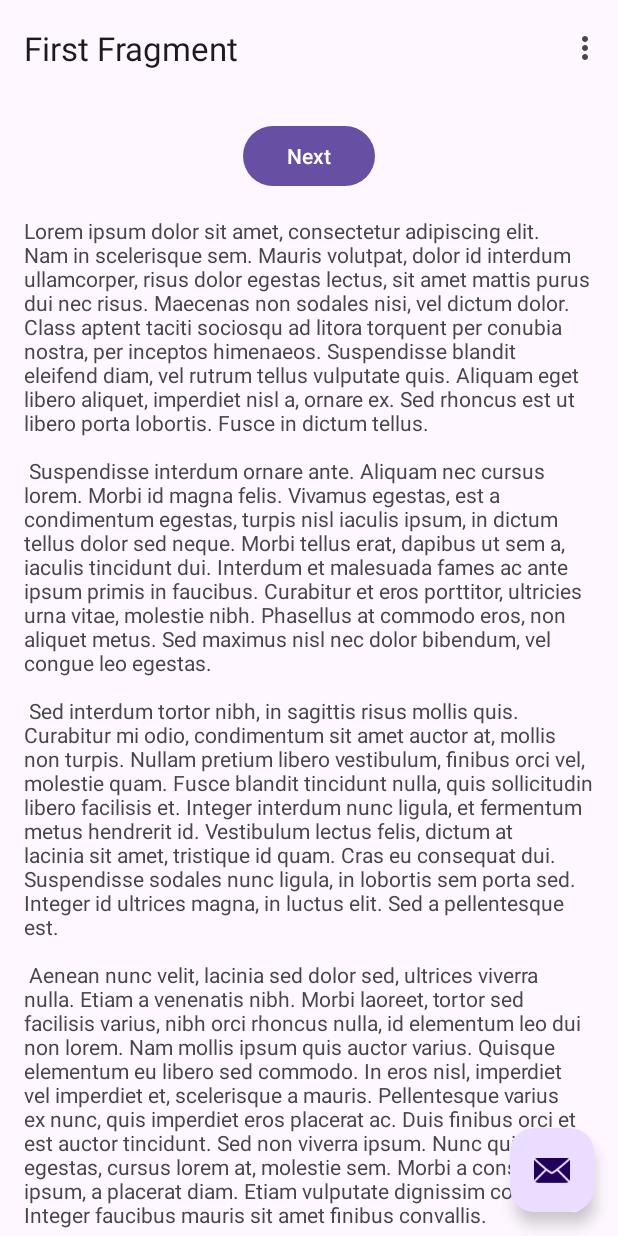
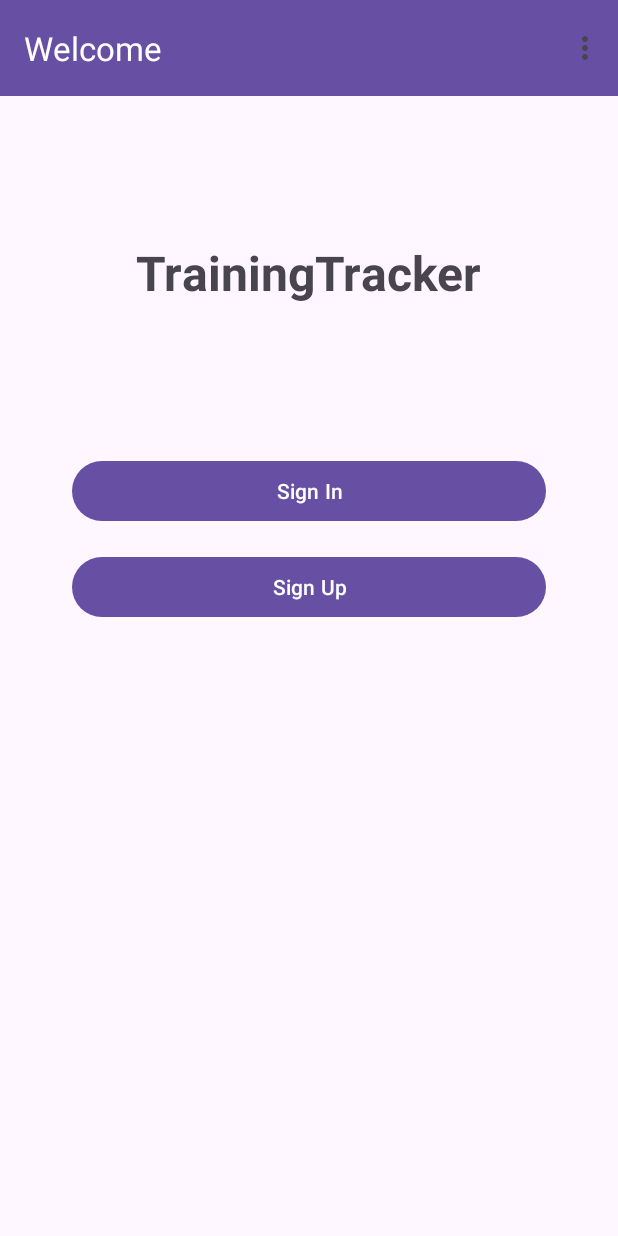
Before and after one commit to turbannn/TrainingTracker, an Android app: the screen it shows after launch (MainActivity), on a phone screen of 412 x 824 dp. Run offline under Robolectric (Android 15) with nearby library versions, the phone set to English and light mode, and no system bars; our stand-ins replace navigation-ui.

Commit message:
Design of welcome and sign up/in pages.

```diff
--- a/app/src/main/java/com/example/trainingtracker/FirstFragment.kt
+++ b/app/src/main/java/com/example/trainingtracker/SignInFragment.kt
@@ -6,14 +6,14 @@ import android.view.LayoutInflater
 import android.view.View
 import android.view.ViewGroup
 import androidx.navigation.fragment.findNavController
-import com.example.trainingtracker.databinding.FragmentFirstBinding
+import com.example.trainingtracker.databinding.FragmentSignInBinding
 
 /**
- * A simple [Fragment] subclass as the default destination in the navigation.
+ * Sign In Fragment - allows users to sign in
  */
-class FirstFragment : Fragment() {
+class SignInFragment : Fragment() {
 
-    private var _binding: FragmentFirstBinding? = null
+    private var _binding: FragmentSignInBinding? = null
 
     // This property is only valid between onCreateView and
     // onDestroyView.
@@ -24,7 +24,7 @@ class FirstFragment : Fragment() {
         savedInstanceState: Bundle?
     ): View {
 
-        _binding = FragmentFirstBinding.inflate(inflater, container, false)
+        _binding = FragmentSignInBinding.inflate(inflater, container, false)
         return binding.root
 
     }
@@ -32,8 +32,14 @@ class FirstFragment : Fragment() {
     override fun onViewCreated(view: View, savedInstanceState: Bundle?) {
         super.onViewCreated(view, savedInstanceState)
 
-        binding.buttonFirst.setOnClickListener {
-            findNavController().navigate(R.id.action_FirstFragment_to_SecondFragment)
+        // Sign In button placeholder
+        binding.buttonSignInSubmit.setOnClickListener {
+            // TODO: Implement sign in logic
+        }
+
+        // Navigate to Sign Up
+        binding.textviewSignUpLink.setOnClickListener {
+            findNavController().navigate(R.id.action_SignInFragment_to_SignUpFragment)
         }
     }
 
--- a/app/src/main/java/com/example/trainingtracker/SecondFragment.kt
+++ b/app/src/main/java/com/example/trainingtracker/WelcomeFragment.kt
@@ -6,14 +6,14 @@ import android.view.LayoutInflater
 import android.view.View
 import android.view.ViewGroup
 import androidx.navigation.fragment.findNavController
-import com.example.trainingtracker.databinding.FragmentSecondBinding
+import com.example.trainingtracker.databinding.FragmentWelcomeBinding
 
 /**
- * A simple [Fragment] subclass as the second destination in the navigation.
+ * Welcome Fragment - initial screen with Sign In and Sign Up options
  */
-class SecondFragment : Fragment() {
+class WelcomeFragment : Fragment() {
 
-    private var _binding: FragmentSecondBinding? = null
+    private var _binding: FragmentWelcomeBinding? = null
 
     // This property is only valid between onCreateView and
     // onDestroyView.
@@ -24,7 +24,7 @@ class SecondFragment : Fragment() {
         savedInstanceState: Bundle?
     ): View {
 
-        _binding = FragmentSecondBinding.inflate(inflater, container, false)
+        _binding = FragmentWelcomeBinding.inflate(inflater, container, false)
         return binding.root
 
     }
@@ -32,8 +32,12 @@ class SecondFragment : Fragment() {
     override fun onViewCreated(view: View, savedInstanceState: Bundle?) {
         super.onViewCreated(view, savedInstanceState)
 
-        binding.buttonSecond.setOnClickListener {
-            findNavController().navigate(R.id.action_SecondFragment_to_FirstFragment)
+        binding.buttonSignIn.setOnClickListener {
+            findNavController().navigate(R.id.action_WelcomeFragment_to_SignInFragment)
+        }
+
+        binding.buttonSignUp.setOnClickListener {
+            findNavController().navigate(R.id.action_WelcomeFragment_to_SignUpFragment)
         }
     }
 
--- a/app/src/main/res/layout/activity_main.xml
+++ b/app/src/main/res/layout/activity_main.xml
@@ -15,19 +15,13 @@
         <com.google.android.material.appbar.MaterialToolbar
             android:id="@+id/toolbar"
             android:layout_width="match_parent"
-            android:layout_height="?attr/actionBarSize" />
+            android:layout_height="?attr/actionBarSize"
+            android:background="?attr/colorPrimary"
+            app:titleTextColor="@color/white"
+            app:title="@string/app_name" />
 
     </com.google.android.material.appbar.AppBarLayout>
 
     <include layout="@layout/content_main" />
 
-    <com.google.android.material.floatingactionbutton.FloatingActionButton
-        android:id="@+id/fab"
-        android:layout_width="wrap_content"
-        android:layout_height="wrap_content"
-        android:layout_gravity="bottom|end"
-        android:layout_marginEnd="@dimen/fab_margin"
-        android:layout_marginBottom="16dp"
-        app:srcCompat="@android:drawable/ic_dialog_email" />
-
 </androidx.coordinatorlayout.widget.CoordinatorLayout>
--- a/app/src/main/res/layout/fragment_first.xml
+++ /dev/null
@@ -1,35 +0,0 @@
-<?xml version="1.0" encoding="utf-8"?>
-<androidx.core.widget.NestedScrollView xmlns:android="http://schemas.android.com/apk/res/android"
-    xmlns:app="http://schemas.android.com/apk/res-auto"
-    xmlns:tools="http://schemas.android.com/tools"
-    android:layout_width="match_parent"
-    android:layout_height="match_parent"
-    tools:context=".FirstFragment">
-
-    <androidx.constraintlayout.widget.ConstraintLayout
-        android:layout_width="match_parent"
-        android:layout_height="match_parent"
-        android:padding="16dp">
-
-        <Button
-            android:id="@+id/button_first"
-            android:layout_width="wrap_content"
-            android:layout_height="wrap_content"
-            android:text="@string/next"
-            app:layout_constraintBottom_toTopOf="@id/textview_first"
-            app:layout_constraintEnd_toEndOf="parent"
-            app:layout_constraintStart_toStartOf="parent"
-            app:layout_constraintTop_toTopOf="parent" />
-
-        <TextView
-            android:id="@+id/textview_first"
-            android:layout_width="wrap_content"
-            android:layout_height="wrap_content"
-            android:layout_marginTop="16dp"
-            android:text="@string/lorem_ipsum"
-            app:layout_constraintBottom_toBottomOf="parent"
-            app:layout_constraintEnd_toEndOf="parent"
-            app:layout_constraintStart_toStartOf="parent"
-            app:layout_constraintTop_toBottomOf="@id/button_first" />
-    </androidx.constraintlayout.widget.ConstraintLayout>
-</androidx.core.widget.NestedScrollView>
--- /dev/null
+++ b/app/src/main/res/layout/fragment_welcome.xml
@@ -0,0 +1,51 @@
+<?xml version="1.0" encoding="utf-8"?>
+<androidx.core.widget.NestedScrollView xmlns:android="http://schemas.android.com/apk/res/android"
+    xmlns:app="http://schemas.android.com/apk/res-auto"
+    xmlns:tools="http://schemas.android.com/tools"
+    android:layout_width="match_parent"
+    android:layout_height="match_parent"
+    tools:context=".WelcomeFragment">
+
+    <androidx.constraintlayout.widget.ConstraintLayout
+        android:layout_width="match_parent"
+        android:layout_height="match_parent"
+        android:padding="16dp">
+
+        <TextView
+            android:id="@+id/textview_app_name"
+            android:layout_width="wrap_content"
+            android:layout_height="wrap_content"
+            android:text="@string/app_name"
+            android:textSize="32sp"
+            android:textStyle="bold"
+            app:layout_constraintTop_toTopOf="parent"
+            app:layout_constraintStart_toStartOf="parent"
+            app:layout_constraintEnd_toEndOf="parent"
+            android:layout_marginTop="80dp" />
+
+        <Button
+            android:id="@+id/button_sign_in"
+            android:layout_width="0dp"
+            android:layout_height="wrap_content"
+            android:text="@string/sign_in"
+            android:layout_marginTop="100dp"
+            app:layout_constraintTop_toBottomOf="@id/textview_app_name"
+            app:layout_constraintStart_toStartOf="parent"
+            app:layout_constraintEnd_toEndOf="parent"
+            android:layout_marginStart="32dp"
+            android:layout_marginEnd="32dp" />
+
+        <Button
+            android:id="@+id/button_sign_up"
+            android:layout_width="0dp"
+            android:layout_height="wrap_content"
+            android:text="@string/sign_up"
+            android:layout_marginTop="16dp"
+            app:layout_constraintTop_toBottomOf="@id/button_sign_in"
+            app:layout_constraintStart_toStartOf="parent"
+            app:layout_constraintEnd_toEndOf="parent"
+            android:layout_marginStart="32dp"
+            android:layout_marginEnd="32dp" />
+
+    </androidx.constraintlayout.widget.ConstraintLayout>
+</androidx.core.widget.NestedScrollView>
--- a/app/src/main/res/navigation/nav_graph.xml
+++ b/app/src/main/res/navigation/nav_graph.xml
@@ -3,26 +3,41 @@
     xmlns:app="http://schemas.android.com/apk/res-auto"
     xmlns:tools="http://schemas.android.com/tools"
     android:id="@+id/nav_graph"
-    app:startDestination="@id/FirstFragment">
+    app:startDestination="@id/WelcomeFragment">
 
     <fragment
-        android:id="@+id/FirstFragment"
-        android:name="com.example.trainingtracker.FirstFragment"
-        android:label="@string/first_fragment_label"
-        tools:layout="@layout/fragment_first">
+        android:id="@+id/WelcomeFragment"
+        android:name="com.example.trainingtracker.WelcomeFragment"
+        android:label="Welcome"
+        tools:layout="@layout/fragment_welcome">
 
         <action
-            android:id="@+id/action_FirstFragment_to_SecondFragment"
-            app:destination="@id/SecondFragment" />
+            android:id="@+id/action_WelcomeFragment_to_SignInFragment"
+            app:destination="@id/SignInFragment" />
+        <action
+            android:id="@+id/action_WelcomeFragment_to_SignUpFragment"
+            app:destination="@id/SignUpFragment" />
     </fragment>
+
     <fragment
-        android:id="@+id/SecondFragment"
-        android:name="com.example.trainingtracker.SecondFragment"
-        android:label="@string/second_fragment_label"
-        tools:layout="@layout/fragment_second">
+        android:id="@+id/SignInFragment"
+        android:name="com.example.trainingtracker.SignInFragment"
+        android:label="Sign In"
+        tools:layout="@layout/fragment_sign_in">
 
         <action
-            android:id="@+id/action_SecondFragment_to_FirstFragment"
-            app:destination="@id/FirstFragment" />
+            android:id="@+id/action_SignInFragment_to_SignUpFragment"
+            app:destination="@id/SignUpFragment" />
+    </fragment>
+
+    <fragment
+        android:id="@+id/SignUpFragment"
+        android:name="com.example.trainingtracker.SignUpFragment"
+        android:label="Sign Up"
+        tools:layout="@layout/fragment_sign_up">
+
+        <action
+            android:id="@+id/action_SignUpFragment_to_SignInFragment"
+            app:destination="@id/SignInFragment" />
     </fragment>
 </navigation>
--- a/app/src/main/res/values/strings.xml
+++ b/app/src/main/res/values/strings.xml
@@ -1,46 +1,13 @@
 <resources>
     <string name="app_name">TrainingTracker</string>
     <string name="action_settings">Settings</string>
-    <!-- Strings used for fragments for navigation -->
-    <string name="first_fragment_label">First Fragment</string>
-    <string name="second_fragment_label">Second Fragment</string>
-    <string name="next">Next</string>
-    <string name="previous">Previous</string>
 
-    <string name="lorem_ipsum">
-        Lorem ipsum dolor sit amet, consectetur adipiscing elit. Nam in scelerisque sem. Mauris
-        volutpat, dolor id interdum ullamcorper, risus dolor egestas lectus, sit amet mattis purus
-        dui nec risus. Maecenas non sodales nisi, vel dictum dolor. Class aptent taciti sociosqu ad
-        litora torquent per conubia nostra, per inceptos himenaeos. Suspendisse blandit eleifend
-        diam, vel rutrum tellus vulputate quis. Aliquam eget libero aliquet, imperdiet nisl a,
-        ornare ex. Sed rhoncus est ut libero porta lobortis. Fusce in dictum tellus.\n\n
-        Suspendisse interdum ornare ante. Aliquam nec cursus lorem. Morbi id magna felis. Vivamus
-        egestas, est a condimentum egestas, turpis nisl iaculis ipsum, in dictum tellus dolor sed
-        neque. Morbi tellus erat, dapibus ut sem a, iaculis tincidunt dui. Interdum et malesuada
-        fames ac ante ipsum primis in faucibus. Curabitur et eros porttitor, ultricies urna vitae,
-        molestie nibh. Phasellus at commodo eros, non aliquet metus. Sed maximus nisl nec dolor
-        bibendum, vel congue leo egestas.\n\n
-        Sed interdum tortor nibh, in sagittis risus mollis quis. Curabitur mi odio, condimentum sit
-        amet auctor at, mollis non turpis. Nullam pretium libero vestibulum, finibus orci vel,
-        molestie quam. Fusce blandit tincidunt nulla, quis sollicitudin libero facilisis et. Integer
-        interdum nunc ligula, et fermentum metus hendrerit id. Vestibulum lectus felis, dictum at
-        lacinia sit amet, tristique id quam. Cras eu consequat dui. Suspendisse sodales nunc ligula,
-        in lobortis sem porta sed. Integer id ultrices magna, in luctus elit. Sed a pellentesque
-        est.\n\n
-        Aenean nunc velit, lacinia sed dolor sed, ultrices viverra nulla. Etiam a venenatis nibh.
-        Morbi laoreet, tortor sed facilisis varius, nibh orci rhoncus nulla, id elementum leo dui
-        non lorem. Nam mollis ipsum quis auctor varius. Quisque elementum eu libero sed commodo. In
-        eros nisl, imperdiet vel imperdiet et, scelerisque a mauris. Pellentesque varius ex nunc,
-        quis imperdiet eros placerat ac. Duis finibus orci et est auctor tincidunt. Sed non viverra
-        ipsum. Nunc quis augue egestas, cursus lorem at, molestie sem. Morbi a consectetur ipsum, a
-        placerat diam. Etiam vulputate dignissim convallis. Integer faucibus mauris sit amet finibus
-        convallis.\n\n
-        Phasellus in aliquet mi. Pellentesque habitant morbi tristique senectus et netus et
-        malesuada fames ac turpis egestas. In volutpat arcu ut felis sagittis, in finibus massa
-        gravida. Pellentesque id tellus orci. Integer dictum, lorem sed efficitur ullamcorper,
-        libero justo consectetur ipsum, in mollis nisl ex sed nisl. Donec maximus ullamcorper
-        sodales. Praesent bibendum rhoncus tellus nec feugiat. In a ornare nulla. Donec rhoncus
-        libero vel nunc consequat, quis tincidunt nisl eleifend. Cras bibendum enim a justo luctus
-        vestibulum. Fusce dictum libero quis erat maximus, vitae volutpat diam dignissim.
-    </string>
+    <!-- Authentication strings -->
+    <string name="sign_in">Sign In</string>
+    <string name="sign_up">Sign Up</string>
+    <string name="email">Email</string>
+    <string name="password">Password</string>
+    <string name="repeat_password">Repeat Password</string>
+    <string name="dont_have_account">or Don\'t have an account?</string>
+    <string name="already_have_account">or Already have an account?</string>
 </resources>
```
Also changed, not shown: app/src/main/java/com/example/trainingtracker/MainActivity.kt (+4 -8 lines), app/src/main/java/com/example/trainingtracker/SignUpFragment.kt (added, +50 -0 lines), app/src/main/res/layout/fragment_second.xml (deleted, +0 -35 lines), app/src/main/res/layout/fragment_sign_in.xml (added, +104 -0 lines), app/src/main/res/layout/fragment_sign_up.xml (added, +125 -0 lines).
